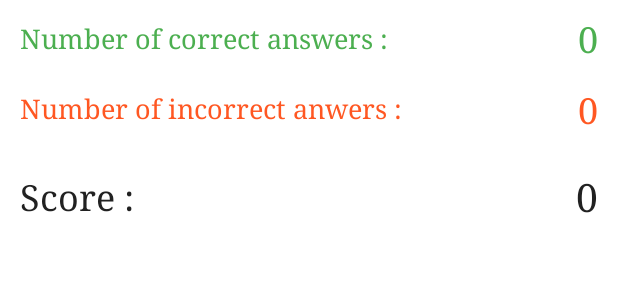
After one commit to rkumar0206/Quiz_App, an Android app: the layout result_layout.xml on its own in the app's theme, with its tools: preview values and no code run, on a phone screen of 412 x 824 dp. The commit adds this screen. Shown: the top 300 px of the screen. Run offline under Robolectric (Android 15) with nearby library versions, the phone set to English and light mode, and no system bars; network calls fail.

Commit message:
-> showing the result to the user after the test

```diff
--- a/app/build.gradle
+++ b/app/build.gradle
@@ -116,4 +116,8 @@ dependencies {
     // Preferences DataStore
     implementation "androidx.datastore:datastore-preferences:1.0.0-alpha05"
 
+    //bottomSheet Dialog
+    implementation 'com.afollestad.material-dialogs:bottomsheets:3.2.1'
+
+
 }
--- a/app/src/main/java/com/rohitthebest/quizzed_aquizapp/ui/fragments/QuizFragment.kt
+++ b/app/src/main/java/com/rohitthebest/quizzed_aquizapp/ui/fragments/QuizFragment.kt
@@ -6,10 +6,15 @@ import android.os.Bundle
 import android.os.CountDownTimer
 import android.util.Log
 import android.view.View
+import android.widget.TextView
 import android.widget.Toast
 import androidx.fragment.app.Fragment
 import androidx.fragment.app.viewModels
 import androidx.lifecycle.asLiveData
+import com.afollestad.materialdialogs.MaterialDialog
+import com.afollestad.materialdialogs.bottomsheets.BottomSheet
+import com.afollestad.materialdialogs.customview.customView
+import com.afollestad.materialdialogs.customview.getCustomView
 import com.google.android.material.dialog.MaterialAlertDialogBuilder
 import com.rohitthebest.helperClasses.Type
 import com.rohitthebest.quizzed_aquizapp.R
@@ -55,6 +60,8 @@ class QuizFragment : Fragment(R.layout.fragment_quiz), View.OnClickListener {
     private var oldHighScore = 0
     private var score = 0
     private var star = 0
+    private var correctAnswers = 0
+    private var wrongAnswers = 0
 
     override fun onViewCreated(view: View, savedInstanceState: Bundle?) {
         super.onViewCreated(view, savedInstanceState)
@@ -193,9 +200,6 @@ class QuizFragment : Fragment(R.layout.fragment_quiz), View.OnClickListener {
 
             binding.starBtn.id -> {
 
-                showToast(requireContext(), "star btn pressed")
-                //todo : show dialog to use the stars
-
                 val timeLeft = binding.progressBar.progress
 
                 timer.cancel()
@@ -243,6 +247,7 @@ class QuizFragment : Fragment(R.layout.fragment_quiz), View.OnClickListener {
                 } else {
 
                     optionsBinding.optionA.setColor(R.color.color_orange)
+                    wrongAnswers++
                 }
 
                 setNextButtonTimer()
@@ -256,6 +261,7 @@ class QuizFragment : Fragment(R.layout.fragment_quiz), View.OnClickListener {
                 } else {
 
                     optionsBinding.optionB.setColor(R.color.color_orange)
+                    wrongAnswers++
                 }
 
                 setNextButtonTimer()
@@ -269,6 +275,7 @@ class QuizFragment : Fragment(R.layout.fragment_quiz), View.OnClickListener {
                 } else {
 
                     optionsBinding.optionC.setColor(R.color.color_orange)
+                    wrongAnswers++
                 }
 
                 setNextButtonTimer()
@@ -283,6 +290,7 @@ class QuizFragment : Fragment(R.layout.fragment_quiz), View.OnClickListener {
                 } else {
 
                     optionsBinding.optionD.setColor(R.color.color_orange)
+                    wrongAnswers++
                 }
 
                 setNextButtonTimer()
@@ -354,13 +362,14 @@ class QuizFragment : Fragment(R.layout.fragment_quiz), View.OnClickListener {
     @SuppressLint("SetTextI18n")
     private fun increaseScore() {
 
+        correctAnswers++
+
         score += 2
         binding.scoreTV.text = "Score : $score"
 
         if (score == 8) {
 
             showStarAnimation()
-            //todo : make visible the lottie animation for adding star
             star++
 
             saveData(oldHighScore, star)
@@ -647,13 +656,43 @@ class QuizFragment : Fragment(R.layout.fragment_quiz), View.OnClickListener {
         } else {
 
             showToast(requireContext(), "Your result")
-            //todo : show the result
+
+            showResult()
+
 
             if (score > oldHighScore) {
 
                 saveData(score, star)
             }
         }
+    }
+
+    private fun showResult() {
+
+        MaterialDialog(requireContext(), BottomSheet()).show {
+
+            title(text = "Your result")
+
+            customView(
+                R.layout.result_layout,
+                scrollable = true
+            )
+            getCustomView().findViewById<TextView>(R.id.correctAnswersTV).text =
+                correctAnswers.toString()
+            getCustomView().findViewById<TextView>(R.id.incoreectAnwersTV).text =
+                wrongAnswers.toString()
+            getCustomView().findViewById<TextView>(R.id.resultScoreTV).text = score.toString()
+
+        }.positiveButton(text = "Start again") {
+
+            //getMessage()
+
+        }.negativeButton(text = "Go back") {
+
+            requireActivity().onBackPressed()
+        }
+
+
     }
 
     private fun saveData(highScore: Int, star: Int) {
--- /dev/null
+++ b/app/src/main/res/layout/result_layout.xml
@@ -0,0 +1,81 @@
+<?xml version="1.0" encoding="utf-8"?>
+<androidx.constraintlayout.widget.ConstraintLayout xmlns:android="http://schemas.android.com/apk/res/android"
+    xmlns:app="http://schemas.android.com/apk/res-auto"
+    android:layout_width="match_parent"
+    android:layout_height="match_parent">
+
+    <TextView
+        android:id="@+id/textView"
+        android:layout_width="wrap_content"
+        android:layout_height="wrap_content"
+        android:layout_marginStart="8dp"
+        android:layout_marginTop="8dp"
+        android:padding="5dp"
+        android:text="Number of correct answers : "
+        android:textColor="@color/color_dark_green"
+        android:textSize="18sp"
+        app:layout_constraintStart_toStartOf="parent"
+        app:layout_constraintTop_toTopOf="parent" />
+
+    <TextView
+        android:id="@+id/correctAnswersTV"
+        android:layout_width="wrap_content"
+        android:layout_height="wrap_content"
+        android:layout_marginEnd="8dp"
+        android:padding="5dp"
+        android:text="0"
+        android:textColor="@color/color_dark_green"
+        android:textSize="24sp"
+        app:layout_constraintBottom_toBottomOf="@+id/textView"
+        app:layout_constraintEnd_toEndOf="parent"
+        app:layout_constraintTop_toTopOf="@+id/textView" />
+
+    <TextView
+        android:id="@+id/textView6"
+        android:layout_width="wrap_content"
+        android:layout_height="wrap_content"
+        android:layout_marginTop="8dp"
+        android:padding="5dp"
+        android:text="Number of incorrect anwers : "
+        android:textColor="@color/color_orange"
+        android:textSize="18sp"
+        app:layout_constraintStart_toStartOf="@+id/textView"
+        app:layout_constraintTop_toBottomOf="@+id/correctAnswersTV" />
+
+    <TextView
+        android:id="@+id/incoreectAnwersTV"
+        android:layout_width="wrap_content"
+        android:layout_height="wrap_content"
+        android:layout_marginTop="2dp"
+        android:padding="5dp"
+        android:text="0"
+        android:textColor="@color/color_orange"
+        android:textSize="24sp"
+        app:layout_constraintBottom_toBottomOf="@+id/textView6"
+        app:layout_constraintEnd_toEndOf="@+id/correctAnswersTV"
+        app:layout_constraintTop_toTopOf="@+id/textView6" />
+
+    <TextView
+        android:id="@+id/textView9"
+        android:layout_width="wrap_content"
+        android:layout_height="wrap_content"
+        android:layout_marginTop="16dp"
+        android:padding="5dp"
+        android:text="Score : "
+        android:textColor="@color/primary_text_color"
+        android:textSize="24sp"
+        app:layout_constraintStart_toStartOf="@+id/textView6"
+        app:layout_constraintTop_toBottomOf="@+id/incoreectAnwersTV" />
+
+    <TextView
+        android:id="@+id/resultScoreTV"
+        android:layout_width="wrap_content"
+        android:layout_height="wrap_content"
+        android:padding="5dp"
+        android:text="0"
+        android:textColor="@color/primary_text_color"
+        android:textSize="26sp"
+        app:layout_constraintBottom_toBottomOf="@+id/textView9"
+        app:layout_constraintEnd_toEndOf="@+id/incoreectAnwersTV"
+        app:layout_constraintTop_toTopOf="@+id/textView9" />
+</androidx.constraintlayout.widget.ConstraintLayout>
```
